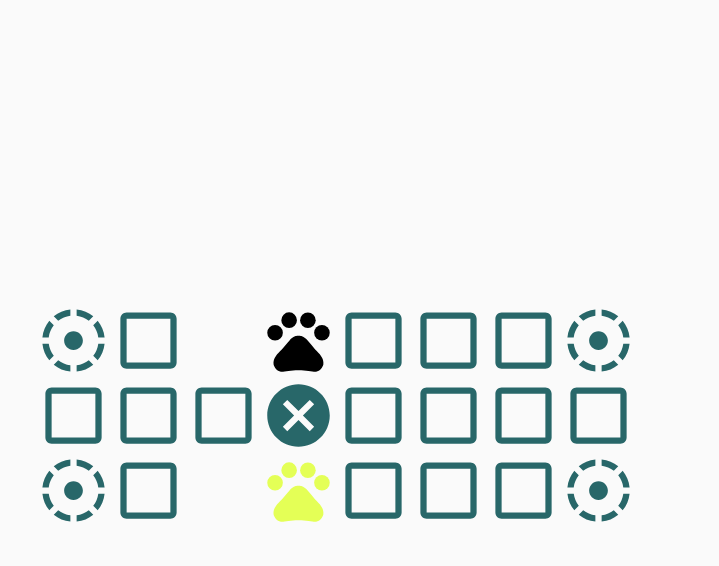
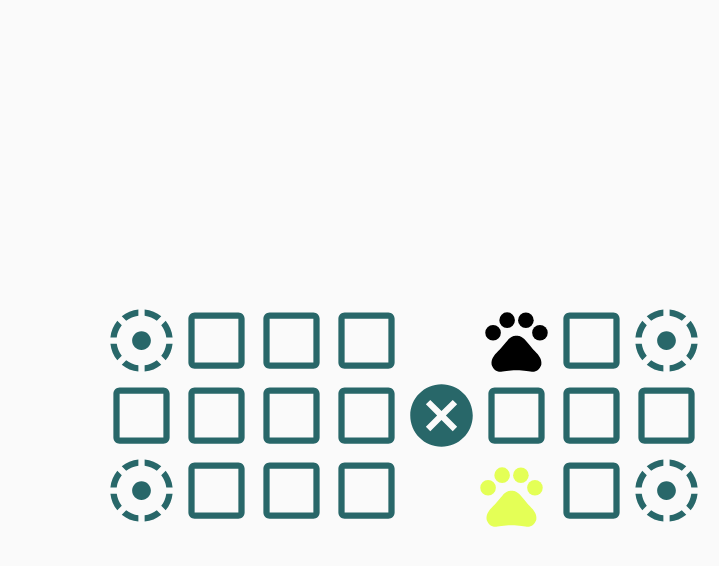
Before and after one commit to eitanwass/royal-game-of-urr, an Android app: the GameActivity screen opened directly, with no data from a screen before it, on a phone screen of 824 x 412 dp (held sideways). Shown: the top 566 px of the screen, without its empty margins (517-1236 px from the left). Run offline under Robolectric (Android 15) with nearby library versions, the phone set to English and light mode, and no system bars.

Commit message:
Finished dragndrop

```diff
--- a/src/app/src/main/java/com/stadio/urr/GameActivity.java
+++ b/src/app/src/main/java/com/stadio/urr/GameActivity.java
@@ -13,6 +13,8 @@ import android.view.Display;
 import android.view.MotionEvent;
 import android.view.View;
 import android.view.ViewGroup;
+import android.view.ViewTreeObserver;
+import android.view.WindowInsets;
 import android.widget.RelativeLayout;
 
 import java.util.ArrayList;
@@ -21,21 +23,24 @@ import static android.content.ContentValues.TAG;
 
 public class GameActivity extends AppCompatActivity {
 
-    RelativeLayout relativeLayout;
+    static RelativeLayout relativeLayout;
     Tile root_tile;
     static ArrayList<Tile> tiles;
-    ArrayList<Piece> whites;
-    ArrayList<Piece> blacks;
+    static ArrayList<Piece> whites;
+    static ArrayList<Piece> blacks;
     Piece game_piece_white;
     Piece game_piece_black;
 
-    final int NUMBER_OF_PIECES = 7;
-    final float TILE_PRECENT = (float) (0.85 / 8);
+    final static int NUMBER_OF_PIECES = 7;
+    final float NUMBER_OF_TILES_ACCROSS = 8;
+    final float PERCENTAGE_OF_TILES_FROM_SCREEN = (float) 85 / 100;
+    final float TILE_PRECENT = PERCENTAGE_OF_TILES_FROM_SCREEN / NUMBER_OF_TILES_ACCROSS;
     final float PIECE_PRECENT = (float) (TILE_PRECENT * 0.9);
     float width_dp;
     float height_dp;
-    private float width_px;
-    private float height_px;
+    static float width_px;
+    static float height_px;
+    static int soft_buttons_height;
 
     @Override
     protected void onCreate(Bundle savedInstanceState) {
@@ -47,14 +52,20 @@ public class GameActivity extends AppCompatActivity {
         root_tile = findViewById(R.id.tile);
         game_piece_white = findViewById(R.id.piece_white);
         game_piece_white.setOnTouchListener(new DragNDrop(width_px, height_px, getSoftButtonsBarHeight()));
+        game_piece_white.setStart_tile((Tile) findViewById(R.id.start_white));
         game_piece_black = findViewById(R.id.piece_black);
         game_piece_black.setOnTouchListener(new DragNDrop(width_px, height_px, getSoftButtonsBarHeight()));
+        game_piece_black.setStart_tile((Tile) findViewById(R.id.start_black));
 
         tiles = new ArrayList<>();
         whites = new ArrayList<>();
         blacks = new ArrayList<>();
     }
 
+    /**
+     * Sets the width and height of the screen.
+     * both in pixels and dp.
+     */
     public void getSizes(){
         Display display = getWindowManager().getDefaultDisplay();
         Point size = new Point();
@@ -63,10 +74,12 @@ public class GameActivity extends AppCompatActivity {
         height_px = size.y;
         width_dp = convertPixelsToDp(width_px, getApplicationContext());
         height_dp = convertPixelsToDp(height_px, getApplicationContext());
-        Log.d("Sizes", "onWindowFocusChanged: height:" + height_dp);
-        Log.d("Sizes", "onWindowFocusChanged: width:" + width_dp);
+        soft_buttons_height = getSoftButtonsBarHeight();
     }
 
+    /**
+     * Sets the tile array list.
+     */
     public void setTiles(){
         float tile_size = width_dp * TILE_PRECENT;
         float margin_bottom = convertDpToPixel((height_dp - tile_size * 3) / 2, getApplicationContext());
@@ -87,20 +100,40 @@ public class GameActivity extends AppCompatActivity {
         }
     }
 
+    /**
+     * Sets an array list of all the pieces from a certain side.
+     * @param piece: the piece we want to duplicate.
+     * @param pieces: the array list we want to keep all the pieces in.
+     */
     private void setPieces(Piece piece, ArrayList<Piece> pieces) {
         float piece_size = width_dp * PIECE_PRECENT;
         RelativeLayout.LayoutParams layoutParams = (RelativeLayout.LayoutParams) piece.getLayoutParams();
         layoutParams.height = (int) convertDpToPixel((int) piece_size, getApplicationContext());
         layoutParams.width = (int) convertDpToPixel((int) piece_size, getApplicationContext());
-        piece.setLayoutParams(layoutParams);
+        RelativeLayout.LayoutParams layoutParams_tile = (RelativeLayout.LayoutParams) piece.getStart_tile().getLayoutParams();
+        int rightMargin = (layoutParams_tile.width - layoutParams.width) / 2;
+        int topMargin = 0;
+        int bottomMargin = 0;
+        if (piece.side == Sides.WHITE.getValue()) {
+            topMargin = (layoutParams_tile.height - layoutParams.height) / 2;
+        } else {
+            bottomMargin = (layoutParams_tile.height - layoutParams.height) / 2;
+        }
+        layoutParams.setMargins(0, topMargin, rightMargin, bottomMargin);
+        piece.setOnTouchListener(new DragNDrop(width_px, height_px, getSoftButtonsBarHeight()));
         pieces.add(piece);
+        piece.invalidate();
 
         for (int i = 0; i < NUMBER_OF_PIECES - 1; i++) {
             Piece temp_piece = new Piece(piece);
+            temp_piece.setLayoutParams(new RelativeLayout.LayoutParams(layoutParams));
             temp_piece.setOnTouchListener(new DragNDrop(width_px, height_px, getSoftButtonsBarHeight()));
+            pieces.add(temp_piece);
             temp_piece.setVisibility(View.VISIBLE);
+            temp_piece.invalidate();
             relativeLayout.addView(temp_piece);
         }
+        relativeLayout.invalidate();
     }
 
     public void onWindowFocusChanged(boolean hasFocus) {
@@ -111,14 +144,29 @@ public class GameActivity extends AppCompatActivity {
         DragNDrop.tiles = tiles;
     }
 
+    /**
+     * Converts pixels to dp.
+     * @param px: the size in pixels.
+     * @param context: the context we're in.
+     * @return: the result of the conversion.
+     */
     public static float convertPixelsToDp(float px, Context context) {
         return px / ((float) context.getResources().getDisplayMetrics().densityDpi / DisplayMetrics.DENSITY_DEFAULT);
     }
 
+    /**
+     * Converts pixels to dp.
+     * @param dp: the size in dp.
+     * @param context: the context we're in.
+     * @return: the result of the conversion.
+     */
     public static float convertDpToPixel(float dp, Context context){
         return dp * ((float) context.getResources().getDisplayMetrics().densityDpi / DisplayMetrics.DENSITY_DEFAULT);
     }
 
+    /**
+     * @return: Returns the height of the soft button.
+     */
     @SuppressLint("NewApi")
     private int getSoftButtonsBarHeight() {
         // getRealMetrics is only available with API 17 and +
--- a/src/app/src/main/java/com/stadio/urr/Piece.java
+++ b/src/app/src/main/java/com/stadio/urr/Piece.java
@@ -29,11 +29,21 @@ public class Piece extends androidx.appcompat.widget.AppCompatImageView {
     int side;
     public float dx;
     public float dy;
+    private Tile start_tile;
 
+    /**
+     * creates an empty piece.
+     * @param context: the context in which this piece exists.
+     */
     public Piece(Context context) {
         super(context);
     }
 
+    /**
+     * Creates a Piece with attributes.
+     * @param context: the context in which the piece exists.
+     * @param attrs: the attributes the piece has.
+     */
     public Piece(Context context, AttributeSet attrs) {
         super(context, attrs);
         TypedArray a = context.getTheme().obtainStyledAttributes(
@@ -47,13 +57,17 @@ public class Piece extends androidx.appcompat.widget.AppCompatImageView {
             a.recycle();
         }
 
-        decideImgae();
+        decideImage();
     }
 
     public Piece(Context context, AttributeSet attrs, int defStyle) {
         super(context, attrs, defStyle);
     }
 
+    /**
+     * Creates a duplicate if an existing piece.
+     * @param piece: the piece we want to duplicate.
+     */
     public Piece(Piece piece) {
         super(piece.getContext());
         RelativeLayout.LayoutParams pieceLayoutParams = (RelativeLayout.LayoutParams) piece.getLayoutParams();
@@ -63,10 +77,14 @@ public class Piece extends androidx.appcompat.widget.AppCompatImageView {
         this.side = piece.side;
         this.dx = piece.dx;
         this.dy = piece.dy;
-        decideImgae();
+        this.start_tile = piece.start_tile;
+        decideImage();
     }
 
-    public void decideImgae() {
+    /**
+     *  Decides what image to use depending on the side.
+     */
+    public void decideImage() {
         if (side == Sides.WHITE.getValue()) {
             this.setImageResource(R.drawable.piece_white);
         } else if (side == Sides.BLACK.getValue()) {
@@ -74,4 +92,11 @@ public class Piece extends androidx.appcompat.widget.AppCompatImageView {
         }
     }
 
+    public void setStart_tile(Tile start_tile) {
+        this.start_tile = start_tile;
+    }
+
+    public Tile getStart_tile() {
+        return start_tile;
+    }
 }
--- a/src/app/src/main/java/com/stadio/urr/Tile.java
+++ b/src/app/src/main/java/com/stadio/urr/Tile.java
@@ -7,7 +7,9 @@ import android.util.AttributeSet;
 enum Attributes{
     NORMAL (1),
     ANOTHER_TURN (2),
-    INVINCIBILITY (4);
+    INVINCIBILITY (4),
+    START(8),
+    END(16);
 
     private final int value;
     private Attributes(int value) {
@@ -22,11 +24,21 @@ enum Attributes{
 public class Tile extends androidx.appcompat.widget.AppCompatImageView {
     Piece piece;
     int tile_type;
+    int tile_exclusivity;
 
+    /**
+     * creates an empty Tile.
+     * @param context: the context in which this tile exists.
+     */
     public Tile(Context context) {
         super(context);
     }
 
+    /**
+     * Creates a tile with attributes.
+     * @param context: the context in which the tile exists.
+     * @param attrs: the attributes the tile has.
+     */
     public Tile(Context context, AttributeSet attrs) {
         super(context, attrs);
         TypedArray a = context.getTheme().obtainStyledAttributes(
@@ -36,6 +48,7 @@ public class Tile extends androidx.appcompat.widget.AppCompatImageView {
 
         try {
             tile_type = a.getInt(R.styleable.Tile_type, 1);
+            tile_exclusivity = a.getInt(R.styleable.Tile_exclusive_to, 2);
         } finally {
             a.recycle();
         }
@@ -46,6 +59,8 @@ public class Tile extends androidx.appcompat.widget.AppCompatImageView {
             this.setImageResource(R.drawable.another_turn_tile);
         } else if (tile_type == Attributes.INVINCIBILITY.getValue()) {
             this.setImageResource(R.drawable.invincibilty_tile);
+        } else {
+          this.setImageResource(0);
         }
     }
 
@@ -53,10 +68,9 @@ public class Tile extends androidx.appcompat.widget.AppCompatImageView {
         super(context, attrs, defStyle);
     }
 
-    public int getTile_type() {
-        return tile_type;
-    }
-
+    /**
+     * @return: returns the piece inside the tile.
+     */
     public Piece getPiece() {
         return piece;
     }
@@ -65,7 +79,10 @@ public class Tile extends androidx.appcompat.widget.AppCompatImageView {
         this.piece = piece;
     }
 
-
+    /**
+     * Checks if the tile is available.
+     * @return: if the tile is available return true, else return false.
+     */
     public boolean isAvailable(){
         return piece == null;
     }
--- a/src/app/src/main/res/layout/activity_game.xml
+++ b/src/app/src/main/res/layout/activity_game.xml
@@ -15,22 +15,24 @@
         android:layout_height="50dp"
         android:layout_alignParentEnd="true"
         android:layout_alignParentBottom="true"
-        android:layout_marginEnd="45dp"
+        android:layout_marginEnd="0dp"
         android:layout_marginBottom="60dp"
         android:src="@drawable/invincibilty_tile"
-        custom:type="another_turn"></com.stadio.urr.Tile>
+        custom:type="another_turn"
+        custom:exclusive_to="white"></com.stadio.urr.Tile>
 
     <com.stadio.urr.Tile
         android:id="@+id/tile2"
         android:layout_width="50dp"
         android:layout_height="50dp"
         android:layout_above="@+id/tile14"
-        android:layout_marginEnd="00dp"
+        android:layout_marginStart="0dp"
         android:layout_marginBottom="0dp"
-        android:layout_toStartOf="@+id/tile3"
+        android:layout_toEndOf="@+id/tile6"
         android:src="@drawable/invincibilty_tile"
         app:layout_constraintBottom_toBottomOf="@+id/tile3"
         app:layout_constraintEnd_toStartOf="@+id/tile3"
+        custom:exclusive_to="black"
         custom:type="normal"></com.stadio.urr.Tile>
 
     <com.stadio.urr.Tile
@@ -38,13 +40,14 @@
         android:layout_width="50dp"
         android:layout_height="50dp"
         android:layout_above="@+id/tile15"
-        android:layout_marginEnd="0dp"
+        android:layout_marginStart="0dp"
         android:layout_marginBottom="0dp"
-        android:layout_toStartOf="@+id/tile4"
+        android:layout_toEndOf="@+id/tile2"
         android:src="@drawable/invincibilty_tile"
         app:layout_constraintBottom_toBottomOf="@+id/tile"
         app:layout_constraintEnd_toStartOf="@+id/tile"
         app:layout_constraintStart_toEndOf="@id/tile2"
+        custom:exclusive_to="black"
         custom:type="normal"></com.stadio.urr.Tile>
 
     <com.stadio.urr.Tile
@@ -58,7 +61,8 @@
         android:src="@drawable/invincibilty_tile"
         app:layout_constraintBottom_toBottomOf="@+id/tile2"
         app:layout_constraintEnd_toStartOf="@+id/tile2"
-        custom:type="normal"></com.stadio.urr.Tile>
+        custom:type="normal"
+        custom:exclusive_to="black"></com.stadio.urr.Tile>
 
     <com.stadio.urr.Tile
         android:id="@+id/tile5"
@@ -71,7 +75,8 @@
         android:src="@drawable/invincibilty_tile"
         app:layout_constraintBottom_toTopOf="@+id/tile"
         app:layout_constraintEnd_toEndOf="@+id/tile"
-        custom:type="another_turn"></com.stadio.urr.Tile>
+        custom:type="another_turn"
+        custom:exclusive_to="black"></com.stadio.urr.Tile>
 
     <com.stadio.urr.Tile
         android:id="@+id/tile6"
@@ -85,7 +90,8 @@
         app:layout_constraintBottom_toTopOf="@+id/tile3"
         app:layout_constraintTop_toTopOf="@+id/tile5"
         custom:layout_constraintEnd_toStartOf="@+id/tile5"
-        custom:type="normal"></com.stadio.urr.Tile>
+        custom:type="normal"
+        custom:exclusive_to="black"></com.stadio.urr.Tile>
 
     <com.stadio.urr.Tile
         android:id="@+id/tile7"
@@ -99,7 +105,8 @@
         app:layout_constraintBottom_toTopOf="@+id/tile2"
         app:layout_constraintTop_toTopOf="@+id/tile6"
         custom:layout_constraintEnd_toStartOf="@+id/tile6"
-        custom:type="another_turn"></com.stadio.urr.Tile>
+        custom:type="another_turn"
+        custom:exclusive_to="black"></com.stadio.urr.Tile>
 
     <com.stadio.urr.Tile
         android:id="@+id/tile8"
@@ -113,7 +120,8 @@
         app:layout_constraintBottom_toTopOf="@+id/tile4"
         app:layout_constraintEnd_toStartOf="@+id/tile7"
         app:layout_constraintTop_toTopOf="@+id/tile7"
-        custom:type="normal"></com.stadio.urr.Tile>
+        custom:type="normal"
+        custom:exclusive_to="white"></com.stadio.urr.Tile>
 
     <com.stadio.urr.Tile
         android:id="@+id/tile9"
@@ -127,7 +135,8 @@
         app:layout_constraintBottom_toTopOf="@+id/tile4"
         app:layout_constraintEnd_toStartOf="@+id/tile8"
         app:layout_constraintTop_toTopOf="@+id/tile8"
-        custom:type="another_turn"></com.stadio.urr.Tile>
+        custom:type="another_turn"
+        custom:exclusive_to="white"></com.stadio.urr.Tile>
 
     <com.stadio.urr.Tile
         android:id="@+id/tile10"
@@ -181,7 +190,7 @@
         app:layout_constraintEnd_toStartOf="@+id/tile14"
         app:layout_constraintStart_toStartOf="@+id/tile8"
         app:layout_constraintTop_toBottomOf="@+id/tile12"
-        custom:type="invincible"></com.stadio.urr.Tile>
+        custom:type="normal"></com.stadio.urr.Tile>
 
     <com.stadio.urr.Tile
         android:id="@+id/tile14"
@@ -195,7 +204,7 @@
         app:layout_constraintBottom_toBottomOf="@+id/tile13"
         app:layout_constraintEnd_toStartOf="@+id/tile3"
         app:layout_constraintTop_toBottomOf="@+id/tile11"
-        custom:type="normal"></com.stadio.urr.Tile>
+        custom:type="invincible"></com.stadio.urr.Tile>
 
     <com.stadio.urr.Tile
         android:id="@+id/tile15"
@@ -242,12 +251,11 @@
         android:layout_width="50dp"
         android:layout_height="50dp"
         android:layout_alignBottom="@+id/tile19"
-        android:layout_marginEnd="0dp"
+        android:layout_marginStart="0dp"
         android:layout_marginBottom="0dp"
-        android:layout_toStartOf="@+id/tile19"
+        android:layout_toEndOf="@+id/tile8"
         android:src="@drawable/invincibilty_tile"
-        app:layout_constraintBottom_toTopOf="@+id/tile7"
-        app:layout_constraintStart_toEndOf="@+id/tile17"
+        custom:exclusive_to="white"
         custom:type="normal"></com.stadio.urr.Tile>
 
     <com.stadio.urr.Tile
@@ -255,12 +263,12 @@
         android:layout_width="50dp"
         android:layout_height="50dp"
         android:layout_alignBottom="@+id/tile20"
-        android:layout_marginEnd="0dp"
         android:layout_marginBottom="0dp"
-        android:layout_toStartOf="@+id/tile20"
+        android:layout_toEndOf="@+id/tile12"
         android:src="@drawable/invincibilty_tile"
         app:layout_constraintBottom_toTopOf="@+id/tile6"
-        app:layout_constraintStart_toEndOf="@+id/tile18"
+        app:layout_constraintEnd_toStartOf="@+id/tile18"
+        custom:exclusive_to="white"
         custom:type="normal"></com.stadio.urr.Tile>
 
     <com.stadio.urr.Tile
@@ -275,16 +283,67 @@
         android:src="@drawable/invincibilty_tile"
         app:layout_constraintBottom_toTopOf="@+id/tile5"
         app:layout_constraintStart_toEndOf="@+id/tile19"
-        custom:type="normal"></com.stadio.urr.Tile>
+        custom:type="normal"
+        custom:exclusive_to="white"></com.stadio.urr.Tile>
+
+    <com.stadio.urr.Tile
+        android:id="@+id/start_white"
+        android:layout_width="50dp"
+        android:layout_height="50dp"
+        android:layout_alignBottom="@+id/tile"
+        android:layout_marginEnd="0dp"
+        android:layout_toStartOf="@+id/tile20"
+        app:layout_constraintBottom_toTopOf="@+id/tile5"
+        app:layout_constraintStart_toEndOf="@+id/tile19"
+        custom:exclusive_to="white"
+        custom:type="start"></com.stadio.urr.Tile>
+
+    <com.stadio.urr.Tile
+        android:id="@+id/end_white"
+        android:layout_width="50dp"
+        android:layout_height="50dp"
+        android:layout_alignBottom="@+id/tile"
+        android:layout_marginStart="0dp"
+        android:layout_toEndOf="@+id/tile19"
+        app:layout_constraintBottom_toTopOf="@+id/tile5"
+        app:layout_constraintStart_toEndOf="@+id/tile19"
+        custom:exclusive_to="white"
+        custom:type="end"></com.stadio.urr.Tile>
+
+    <com.stadio.urr.Tile
+        android:id="@+id/start_black"
+        android:layout_width="50dp"
+        android:layout_height="50dp"
+        android:layout_above="@+id/tile15"
+        android:layout_marginEnd="0dp"
+        android:layout_marginBottom="0dp"
+        android:layout_toStartOf="@+id/tile4"
+        app:layout_constraintBottom_toTopOf="@+id/tile5"
+        app:layout_constraintStart_toEndOf="@+id/tile19"
+        custom:exclusive_to="black"
+        custom:type="start"></com.stadio.urr.Tile>
+
+    <com.stadio.urr.Tile
+        android:id="@+id/end_black"
+        android:layout_width="50dp"
+        android:layout_height="50dp"
+        android:layout_above="@+id/tile15"
+        android:layout_marginStart="0dp"
+        android:layout_marginEnd="0dp"
+        android:layout_toEndOf="@+id/tile3"
+        app:layout_constraintBottom_toTopOf="@+id/tile5"
+        app:layout_constraintStart_toEndOf="@+id/tile19"
+        custom:exclusive_to="black"
+        custom:type="end"></com.stadio.urr.Tile>
 
     <com.stadio.urr.Piece
         android:id="@+id/piece_white"
         android:layout_width="50dp"
         android:layout_height="50dp"
         android:layout_below="@+id/tile14"
-        android:layout_marginTop="0dp"
-        android:layout_marginEnd="0dp"
-        android:layout_toStartOf="@+id/tile18"
+        android:layout_marginTop="3dp"
+        android:layout_marginEnd="3dp"
+        android:layout_toStartOf="@+id/tile20"
         android:src="@drawable/piece_white"
         custom:side="white"></com.stadio.urr.Piece>
 
@@ -295,7 +354,7 @@
         android:layout_above="@+id/tile13"
         android:layout_marginEnd="0dp"
         android:layout_marginBottom="0dp"
-        android:layout_toStartOf="@+id/tile2"
+        android:layout_toStartOf="@+id/tile4"
         android:src="@drawable/piece_black"
         custom:side="black"></com.stadio.urr.Piece>
 
```
Also changed, not shown: src/app/src/main/java/com/stadio/urr/DragNDrop.java (+56 -27 lines), src/app/src/main/res/values/attrs.xml (+7 -0 lines).
